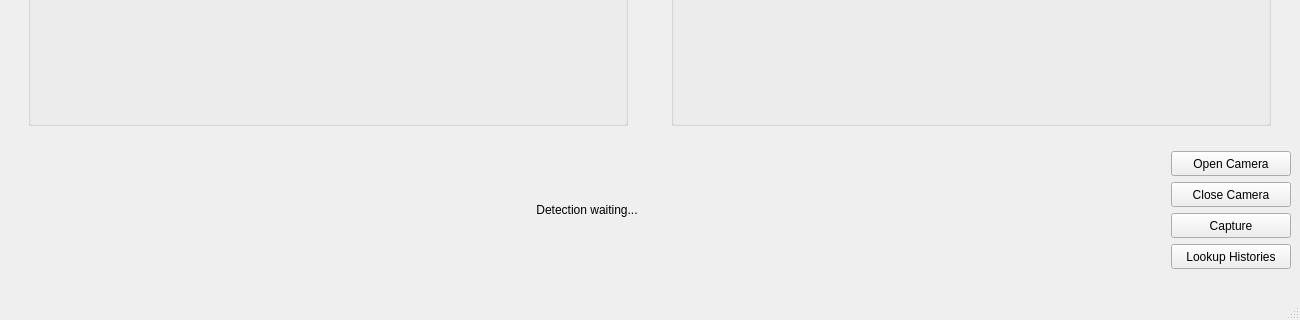
Above: app/realtime_main_window.ui from PascalZh/fabric_defect_detection_system before the change; both pictures show x 0 to 1300 and y 522 to 842 of the 1300 by 842 pixel window. Below: the same form after it.
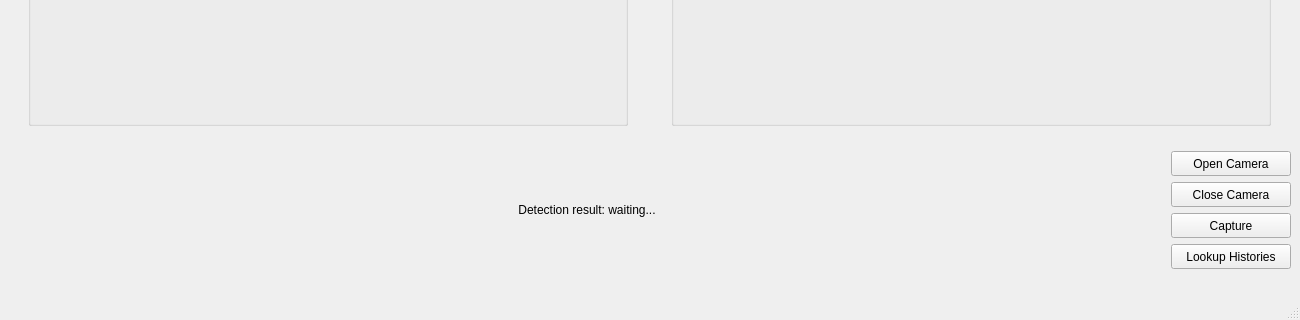
That is the form after the change.

Patch:
```diff
--- a/app/realtime_main_window.ui
+++ b/app/realtime_main_window.ui
@@ -116,7 +116,7 @@
     <item row="1" column="0">
      <widget class="QLabel" name="label_Status">
       <property name="text">
-       <string>Detection waiting...</string>
+       <string>Detection result: waiting...</string>
       </property>
       <property name="alignment">
        <set>Qt::AlignCenter</set>
```
